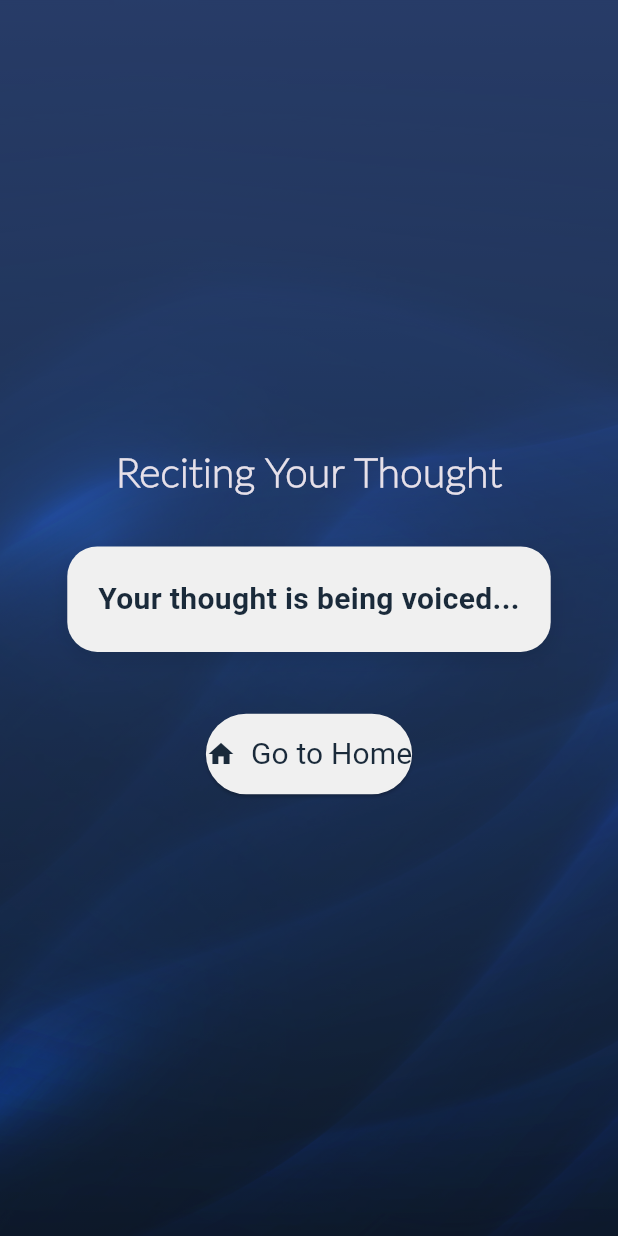
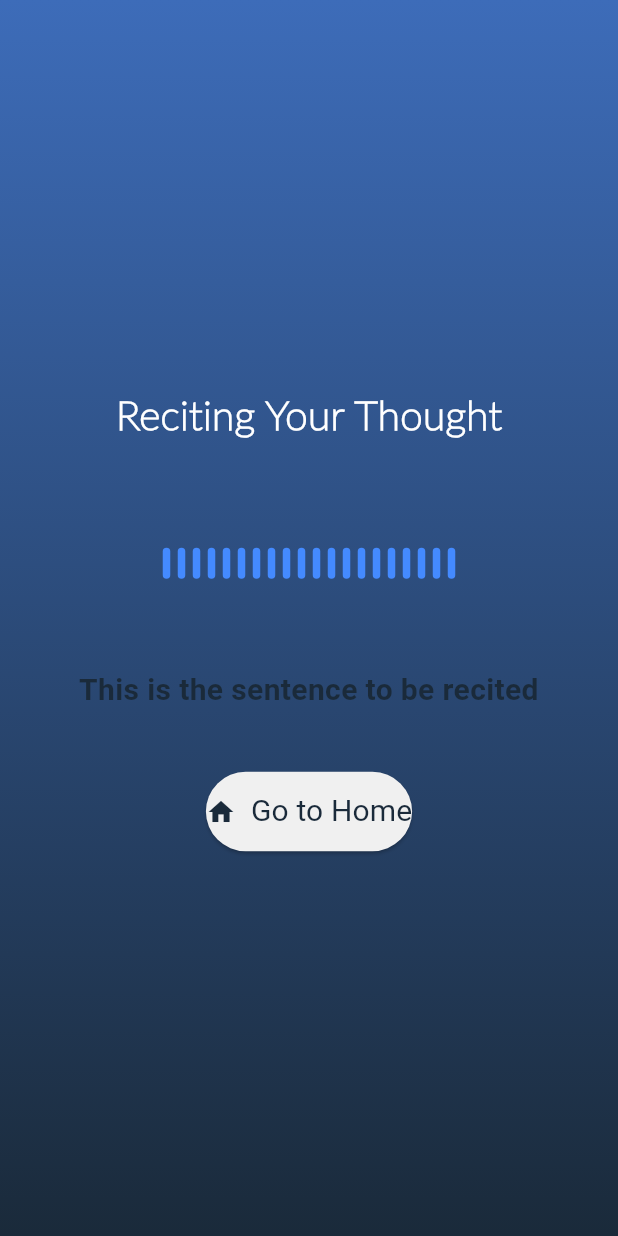
Before and after one commit to malakHelmy/Neurithm, a Flutter app: the ConfirmationPage screen opened directly, after a tap on "Recite", on a phone screen of 412 x 824 dp. Run offline on Flutter 3.47's test engine with Material 3 defaults, Android fonts, the phone set to English and light mode, and no system bars; our stand-ins replace flutter_tts.

Commit message:
recite page

```diff
--- a/neurithm_frontend/lib/screens/confirmationPage.dart
+++ b/neurithm_frontend/lib/screens/confirmationPage.dart
@@ -19,7 +19,8 @@ class ConfirmationPage extends StatelessWidget {
           child: Stack(
             alignment: Alignment.center,
             children: [
-              wavesBackground(getScreenWidth(context), getScreenHeight(context)),
+              wavesBackground(
+                  getScreenWidth(context), getScreenHeight(context)),
               Padding(
                 padding: EdgeInsets.symmetric(
                     horizontal: spacing(15, getScreenHeight(context))),
@@ -39,11 +40,11 @@ class ConfirmationPage extends StatelessWidget {
                       ),
                     ),
                     Container(
-                      padding: EdgeInsets.all(
-                          spacing(20, getScreenHeight(context))),
+                      padding:
+                          EdgeInsets.all(spacing(20, getScreenHeight(context))),
                       decoration: BoxDecoration(
                         color: const Color.fromARGB(255, 29, 29, 29)
-                        .withOpacity(0.35),
+                            .withOpacity(0.35),
                         borderRadius: BorderRadius.circular(20),
                         boxShadow: [
                           BoxShadow(
@@ -76,12 +77,14 @@ class ConfirmationPage extends StatelessWidget {
                                 Navigator.pop(context);
                               },
                               style: ElevatedButton.styleFrom(
-                                backgroundColor: const Color.fromARGB(255, 240, 240, 240),
+                                backgroundColor:
+                                    const Color.fromARGB(255, 240, 240, 240),
                                 shape: RoundedRectangleBorder(
                                   borderRadius: BorderRadius.circular(50),
                                 ),
                                 padding: EdgeInsets.symmetric(
-                                    vertical: spacing(12, getScreenHeight(context))),
+                                    vertical:
+                                        spacing(12, getScreenHeight(context))),
                               ),
                               child: const Row(
                                 mainAxisAlignment: MainAxisAlignment.center,
@@ -155,7 +158,8 @@ class ConfirmationPage extends StatelessWidget {
                                   borderRadius: BorderRadius.circular(50),
                                 ),
                                 padding: EdgeInsets.symmetric(
-                                    vertical: spacing(12, getScreenHeight(context))),
+                                    vertical:
+                                        spacing(12, getScreenHeight(context))),
                               ),
                               child: const Row(
                                 mainAxisAlignment: MainAxisAlignment.center,
@@ -186,10 +190,14 @@ class ConfirmationPage extends StatelessWidget {
                       child: ElevatedButton(
                         onPressed: () {
                           // Action to accept the sentence
+                          String sentence =
+                              "This is the sentence to be recited"; // Replace with your dynamic sentence
                           Navigator.push(
                             context,
                             MaterialPageRoute(
-                                builder: (context) => const RecitePage()),
+                              builder: (context) => RecitePage(
+                                  sentence: sentence), // Pass sentence here
+                            ),
                           );
                         },
                         style: ElevatedButton.styleFrom(
--- a/neurithm_frontend/lib/screens/recitePage.dart
+++ b/neurithm_frontend/lib/screens/recitePage.dart
@@ -1,77 +1,122 @@
+import 'dart:async';
+import 'dart:math';
 import 'package:flutter/material.dart';
-import '../widgets/appBar.dart';
-import '../widgets/wavesBackground.dart';
-import 'homePage.dart';
+import 'package:flutter_tts/flutter_tts.dart';
 
-class RecitePage extends StatelessWidget {
-  const RecitePage({super.key});
+class RecitePage extends StatefulWidget {
+  final String sentence;
+
+  const RecitePage({super.key, required this.sentence});
+
+  @override
+  _RecitePageState createState() => _RecitePageState();
+}
+
+class _RecitePageState extends State<RecitePage> with SingleTickerProviderStateMixin {
+  final FlutterTts _flutterTts = FlutterTts();
+  late AnimationController _animationController;
+  late Timer _waveTimer;
+  List<double> waveHeights = List.filled(20, 0); // Initial wave heights
+
+  @override
+  void initState() {
+    super.initState();
+
+    // Initialize Animation Controller
+    _animationController = AnimationController(
+      vsync: this,
+      duration: const Duration(milliseconds: 1000),
+    )..repeat();
+
+    // Start dynamic wave animation
+    _startWaveAnimation();
+
+    // Start TTS
+    _speak(widget.sentence);
+  }
+
+  void _startWaveAnimation() {
+    _waveTimer = Timer.periodic(const Duration(milliseconds: 100), (timer) {
+      setState(() {
+        waveHeights = List.generate(
+          20,
+          (_) => Random().nextDouble() * 50 + 10, // Random heights between 10 and 60
+        );
+      });
+    });
+  }
+
+  Future<void> _speak(String sentence) async {
+    await _flutterTts.setLanguage("en-US");
+    await _flutterTts.setSpeechRate(0.5);
+    await _flutterTts.setVolume(1.0);
+    await _flutterTts.speak(sentence);
+  }
+
+  @override
+  void dispose() {
+    _animationController.dispose();
+    _waveTimer.cancel();
+    _flutterTts.stop();
+    super.dispose();
+  }
 
   @override
   Widget build(BuildContext context) {
     return Scaffold(
       body: Container(
-        decoration: gradientBackground,
+        decoration: const BoxDecoration(
+          gradient: LinearGradient(
+            begin: Alignment.topCenter,
+            end: Alignment.bottomCenter,
+            colors: [
+              Color(0xFF3D6CB9),
+              Color(0xFF1A2A3A),
+            ],
+          ),
+        ),
         child: Center(
-          child: Stack(
-            alignment: Alignment.center,
-            children: [
-              wavesBackground(getScreenWidth(context), getScreenHeight(context)),
-              Padding(
-                padding: EdgeInsets.symmetric(
-                    horizontal: spacing(15, getScreenHeight(context))),
+          child: Padding(
+            padding: const EdgeInsets.symmetric(horizontal: 20),
             child: Column(
               mainAxisAlignment: MainAxisAlignment.center,
               children: [
-                    Padding(
-                      padding: EdgeInsets.only(
-                          bottom: spacing(30, getScreenHeight(context))),
-                      child: const Text(
+                const Text(
                   'Reciting Your Thought',
                   style: TextStyle(
                     fontSize: 27,
-                          fontWeight: FontWeight.w900,
+                    fontWeight: FontWeight.bold,
                     fontFamily: 'Lato',
+                    color: Colors.white,
                   ),
                 ),
+                const SizedBox(height: 30),
+                // Dynamic Wave Animation
+                CustomPaint(
+                  size: const Size(200, 100),
+                  painter: WavePainter(waveHeights),
                 ),
-                    Container(
-                      padding: EdgeInsets.all(
-                          spacing(20, getScreenHeight(context))),
-                      decoration: BoxDecoration(
-                        color: const Color.fromARGB(255, 240, 240, 240),
-                        borderRadius: BorderRadius.circular(20),
-                        boxShadow: [
-                          BoxShadow(
-                            color: Colors.black.withOpacity(0.1),
-                            blurRadius: 10,
-                            offset: const Offset(0, 5),
-                          ),
-                        ],
-                      ),
-                      child: const Text(
-                        "Your thought is being voiced...",
-                        style: TextStyle(
+                const SizedBox(height: 20),
+                Text(
+                  widget.sentence,
+                  style: const TextStyle(
                     fontSize: 20,
                     fontWeight: FontWeight.bold,
                     color: Color(0xFF1A2A3A),
                   ),
                   textAlign: TextAlign.center,
                 ),
-                    ),
-                    SizedBox(height: spacing(40, getScreenHeight(context))),
+                const SizedBox(height: 40),
                 ElevatedButton(
                   onPressed: () {
-                        Navigator.popUntil(
-                            context, (route) => route.isFirst);
+                    Navigator.popUntil(context, (route) => route.isFirst);
                   },
                   style: ElevatedButton.styleFrom(
-                        backgroundColor:
-                            const Color.fromARGB(255, 240, 240, 240),
+                    backgroundColor: const Color.fromARGB(255, 240, 240, 240),
                     shape: RoundedRectangleBorder(
                       borderRadius: BorderRadius.circular(50),
                     ),
-                        padding: EdgeInsets.symmetric(
-                            vertical: spacing(12, getScreenHeight(context))),
+                    padding: const EdgeInsets.symmetric(vertical: 12),
                   ),
                   child: const Row(
                     mainAxisSize: MainAxisSize.min,
@@ -96,10 +141,35 @@ class RecitePage extends StatelessWidget {
               ],
             ),
           ),
-            ],
-          ),
         ),
       ),
     );
   }
 }
+
+class WavePainter extends CustomPainter {
+  final List<double> waveHeights;
+
+  WavePainter(this.waveHeights);
+
+  @override
+  void paint(Canvas canvas, Size size) {
+    final paint = Paint()
+      ..color = Colors.blueAccent
+      ..strokeCap = StrokeCap.round
+      ..strokeWidth = 5;
+
+    final double barWidth = size.width / waveHeights.length;
+    for (int i = 0; i < waveHeights.length; i++) {
+      final x = i * barWidth + barWidth / 2;
+      final y1 = size.height / 2 - waveHeights[i] / 2;
+      final y2 = size.height / 2 + waveHeights[i] / 2;
+      canvas.drawLine(Offset(x, y1), Offset(x, y2), paint);
+    }
+  }
+
+  @override
+  bool shouldRepaint(covariant CustomPainter oldDelegate) {
+    return true; // Repaint when waveHeights updates
+  }
+}
--- a/neurithm_frontend/pubspec.yaml
+++ b/neurithm_frontend/pubspec.yaml
@@ -34,6 +34,8 @@ dependencies:
   http: ^1.2.2
   audioplayers: ^6.1.0
   path_provider: ^2.0.11 # Check for the latest version
+  flutter_audio_waveforms: ^1.2.1+8  # Update the version here
+
 
 
 
```
Also changed, not shown: neurithm_frontend/pubspec.lock. Lines whose indentation alone changed are shown as unchanged.
